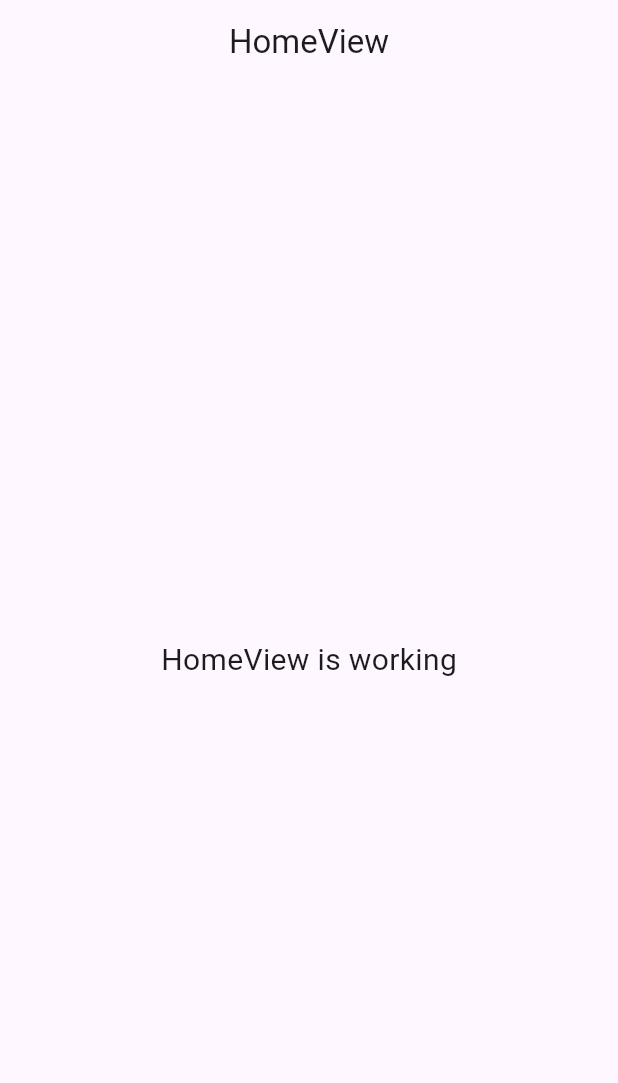
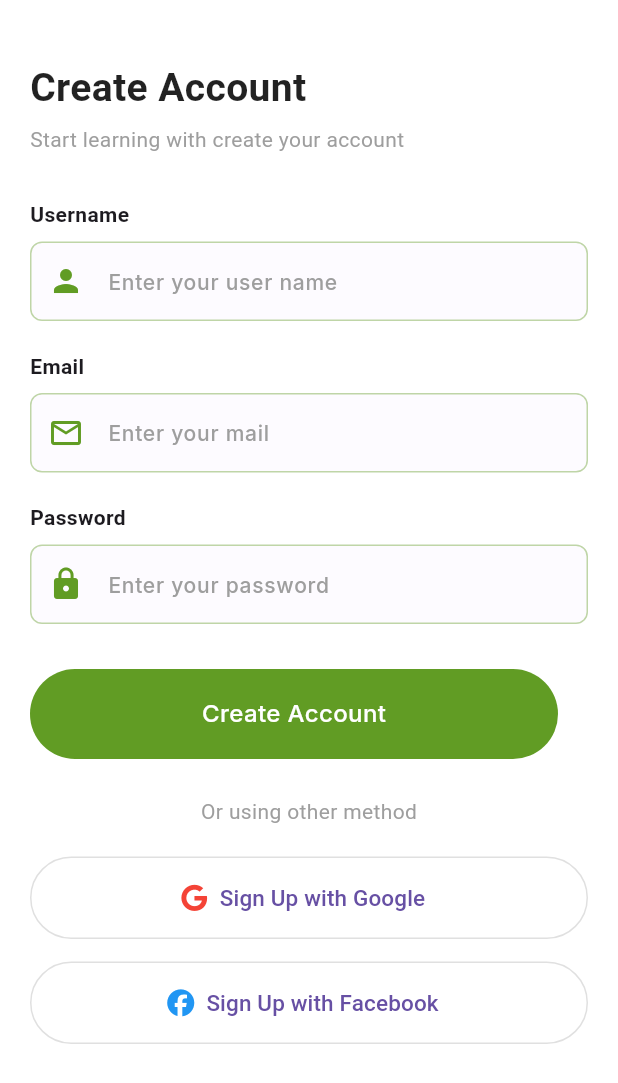
Before and after one commit to Shaown292/oyato_food, a Flutter app: the screen it shows after launch, on a phone screen of 412 x 824 dp. Shown: the top 1083 px of the screen. Run offline on Flutter 3.47's test engine with Material 3 defaults, Android fonts, the phone set to English and light mode, and no system bars; our stand-ins replace font_awesome_flutter, get, google_fonts.

Commit message:
create account design done

```diff
--- a/lib/app/data/app_colors.dart
+++ b/lib/app/data/app_colors.dart
@@ -2,5 +2,6 @@ import 'package:flutter/material.dart';
 
 class AppColors {
 
-  static const primaryColor       = Color(0xFF943AE3);
+  static const primaryColor       = Color(0xFF619C24);
+  static const secondaryColor       = Color(0xFFFABB15);
 }
--- a/lib/app/data/app_text_style.dart
+++ b/lib/app/data/app_text_style.dart
@@ -1,10 +1,21 @@
 import 'package:flutter/material.dart';
 import 'package:google_fonts/google_fonts.dart';
+import 'package:oyato_food/app/data/app_colors.dart';
 
 class AppTextStyle {
-  static final textStyle12WhiteW500 = GoogleFonts.inter(
+  static final textStyle26SecondaryW500 = GoogleFonts.inter(
+    color: AppColors.secondaryColor,
+    fontSize: 26,
+    fontWeight: FontWeight.w500,
+  );
+  static final textStyle16WhiteW500 = GoogleFonts.inter(
     color: Colors.white,
-    fontSize: 12,
+    fontSize: 16,
+    fontWeight: FontWeight.w500,
+  );
+  static final textStyle12GreyW500 = GoogleFonts.inter(
+    color: Colors.grey,
+    fontSize: 14,
     fontWeight: FontWeight.w500,
   );
 }
--- a/lib/app/modules/dashboard/bindings/dashboard_binding.dart
+++ b/lib/app/modules/dashboard/bindings/dashboard_binding.dart
@@ -5,8 +5,6 @@ import '../controllers/dashboard_controller.dart';
 class DashboardBinding extends Bindings {
   @override
   void dependencies() {
-    Get.lazyPut<DashboardController>(
-      () => DashboardController(),
-    );
+    Get.put(DashboardController());
   }
 }
--- a/lib/app/modules/home/views/home_view.dart
+++ b/lib/app/modules/home/views/home_view.dart
@@ -15,7 +15,7 @@ class HomeView extends GetView<HomeController> {
       ),
       body: const Center(
         child: Text(
-          'HomeView is working',
+          'HomeView is',
           style: TextStyle(fontSize: 20),
         ),
       ),
--- /dev/null
+++ b/lib/app/modules/log_in/views/log_in_view.dart
@@ -0,0 +1,143 @@
+import 'package:flutter/material.dart';
+import 'package:font_awesome_flutter/font_awesome_flutter.dart';
+import 'package:get/get.dart';
+import 'package:oyato_food/app/data/app_colors.dart';
+import 'package:oyato_food/app/modules/log_in/controllers/log_in_controller.dart';
+import 'package:oyato_food/app/widgets/custom_text_field.dart';
+import 'package:oyato_food/app/widgets/primary_button.dart';
+
+class LogInView extends GetView<LogInController> {
+  const LogInView({super.key});
+
+  @override
+  Widget build(BuildContext context) {
+    return Scaffold(
+      backgroundColor: Colors.white,
+      body: SafeArea(
+        child: SingleChildScrollView(
+          padding: const EdgeInsets.all(20),
+          child: Column(
+            crossAxisAlignment: CrossAxisAlignment.start,
+            children: [
+              const SizedBox(height: 20),
+
+              // Title
+              const Text(
+                "Create Account",
+                style: TextStyle(
+                  fontSize: 26,
+                  fontWeight: FontWeight.bold,
+                  color: Colors.black87,
+                ),
+              ),
+              const SizedBox(height: 6),
+              Text(
+                "Start learning with create your account",
+                style: TextStyle(
+                  fontSize: 14,
+                  color: Colors.grey[500],
+                ),
+              ),
+              const SizedBox(height: 30),
+
+              // Username Field
+              const Text(
+                "Username",
+                style: TextStyle(fontWeight: FontWeight.w600, fontSize: 14),
+              ),
+              const SizedBox(height: 8),
+            CustomTextFormField(
+              prefixIcon: Icon(Icons.person, color: AppColors.primaryColor,),
+              hintText: "Enter your user name",
+            ),
+              const SizedBox(height: 20),
+
+              // Email Field
+              const Text(
+                "Email",
+                style: TextStyle(fontWeight: FontWeight.w600, fontSize: 14),
+              ),
+              const SizedBox(height: 8),
+             CustomTextFormField(
+               prefixIcon: Icon(Icons.mail_outline, color: AppColors.primaryColor,),
+               hintText: "Enter your mail",
+             ),
+              const SizedBox(height: 20),
+
+              // Password Field
+              const Text(
+                "Password",
+                style: TextStyle(fontWeight: FontWeight.w600, fontSize: 14),
+              ),
+              const SizedBox(height: 8),
+              CustomTextFormField(
+                prefixIcon: Icon(Icons.lock, color: AppColors.primaryColor,),
+                hintText: "Enter your password",
+              ),
+              const SizedBox(height: 30),
+
+              // Create Account Button
+           PrimaryButton(title: "Create Account", onTap: () {}),
+
+              const SizedBox(height: 25),
+
+              // Divider Text
+              Center(
+                child: Text(
+                  "Or using other method",
+                  style: TextStyle(
+                    fontSize: 14,
+                    color: Colors.grey[500],
+                  ),
+                ),
+              ),
+
+              const SizedBox(height: 20),
+
+              // Google Button
+              SizedBox(
+                width: double.infinity,
+                height: 55,
+                child: OutlinedButton.icon(
+                  style: OutlinedButton.styleFrom(
+                    shape: RoundedRectangleBorder(
+                      borderRadius: BorderRadius.circular(30),
+                    ),
+                    side: BorderSide(color: Colors.grey.shade300),
+                  ),
+                  icon: const FaIcon(FontAwesomeIcons.google, color: Colors.red),
+                  label: const Text(
+                    "Sign Up with Google",
+                    style: TextStyle(fontSize: 15, fontWeight: FontWeight.w500),
+                  ),
+                  onPressed: () {},
+                ),
+              ),
+              const SizedBox(height: 15),
+
+              // Facebook Button
+              SizedBox(
+                width: double.infinity,
+                height: 55,
+                child: OutlinedButton.icon(
+                  style: OutlinedButton.styleFrom(
+                    shape: RoundedRectangleBorder(
+                      borderRadius: BorderRadius.circular(30),
+                    ),
+                    side: BorderSide(color: Colors.grey.shade300),
+                  ),
+                  icon: const FaIcon(FontAwesomeIcons.facebook, color: Colors.blue),
+                  label: const Text(
+                    "Sign Up with Facebook",
+                    style: TextStyle(fontSize: 15, fontWeight: FontWeight.w500),
+                  ),
+                  onPressed: () {},
+                ),
+              ),
+            ],
+          ),
+        ),
+      ),
+    );
+  }
+}
--- a/lib/app/routes/app_routes.dart
+++ b/lib/app/routes/app_routes.dart
@@ -5,10 +5,14 @@ abstract class Routes {
   Routes._();
   static const HOME = _Paths.HOME;
   static const DASHBOARD = _Paths.DASHBOARD;
+  static const SPLASH_SCREEN = _Paths.SPLASH_SCREEN;
+  static const LOG_IN = _Paths.LOG_IN;
 }
 
 abstract class _Paths {
   _Paths._();
   static const HOME = '/home';
   static const DASHBOARD = '/dashboard';
+  static const SPLASH_SCREEN = '/splash-screen';
+  static const LOG_IN = '/log-in';
 }
--- a/lib/app/widgets/custom_text_field.dart
+++ b/lib/app/widgets/custom_text_field.dart
@@ -1,4 +1,5 @@
 import 'package:flutter/material.dart';
+import 'package:oyato_food/app/data/app_colors.dart';
 
 import '../data/app_text_style.dart';
 
@@ -28,8 +29,8 @@ class CustomTextFormField extends StatelessWidget {
     this.controller,
     this.fillColor,
     this.hintText,
-    this.focusBorderActive = false,
-    this.enableBorderActive = false,
+    this.focusBorderActive = true,
+    this.enableBorderActive = true,
     this.suffixIcon,
     this.iconOnTap,
     this.obsCureText = false,
@@ -52,7 +53,7 @@ class CustomTextFormField extends StatelessWidget {
     return InkWell(
       onTap: onTap,
       child: TextFormField(
-        style: textStyle ?? AppTextStyle.textStyle12WhiteW500,
+        style: textStyle ?? AppTextStyle.textStyle12GreyW500,
         controller: controller,
         obscureText: obsCureText,
         keyboardType: textInputType,
@@ -64,14 +65,14 @@ class CustomTextFormField extends StatelessWidget {
             border: inputBorder,
             fillColor: fillColor ?? const Color(0xFFFDFBFF),
             hintText: hintText ?? 'Enter text',
-            hintStyle: hintTextStyle ?? AppTextStyle.textStyle12WhiteW500 ,
-            prefix: prefixIcon,
+            hintStyle: hintTextStyle ?? AppTextStyle.textStyle12GreyW500 ,
+            prefixIcon: prefixIcon,
             suffixIcon: InkWell(
                 onTap: iconOnTap, child: suffixIcon ?? const SizedBox()),
             focusedBorder: focusBorderActive
                 ? OutlineInputBorder(
               borderSide: BorderSide(
-                color: const Color(0xFF635976).withOpacity(0.2),
+                color: AppColors.primaryColor.withOpacity(0.4),
               ),
               borderRadius: BorderRadius.circular(8.0),
             )
@@ -80,7 +81,7 @@ class CustomTextFormField extends StatelessWidget {
                 ? OutlineInputBorder(
               borderSide: BorderSide(
                 color: enableBorderActiveColor ??
-                    const Color(0xFF635976).withOpacity(0.2),
+                     AppColors.primaryColor.withOpacity(0.4),
               ),
               borderRadius: BorderRadius.circular(8.0),
             )
--- a/lib/app/widgets/primary_button.dart
+++ b/lib/app/widgets/primary_button.dart
@@ -38,17 +38,17 @@ class PrimaryButton extends StatelessWidget {
           horizontal: horizontalPadding ?? 0,
           vertical: verticalPadding ?? 0,
         ),
-        height: height ?? 80,
+        height: height ?? 60,
         width: width ?? MediaQuery.of(context).size.width - 60,
         decoration: BoxDecoration(
-          borderRadius: BorderRadius.circular(radius ?? 6),
-          color: color ?? Colors.greenAccent,
+          borderRadius: BorderRadius.circular(radius ?? 30),
+          color: color ?? AppColors.primaryColor,
           border: Border.all(color: borderColor ?? Colors.transparent),
         ),
         child: Center(
           child: Text(
             title,
-            style: textStyle ?? AppTextStyle.textStyle12WhiteW500,
+            style: textStyle ?? AppTextStyle.textStyle16WhiteW500,
           ),
         ),
       ),
--- a/pubspec.yaml
+++ b/pubspec.yaml
@@ -19,7 +19,7 @@ publish_to: 'none' # Remove this line if you wish to publish to pub.dev
 version: 1.0.0+1
 
 environment:
-  sdk: ^3.8.1
+  sdk: ">=3.8.1 <4.0.0"
 
 # Dependencies specify other packages that your package needs in order to work.
 # To automatically upgrade your package dependencies to the latest versions
@@ -36,6 +36,7 @@ dependencies:
   cupertino_icons: ^1.0.8
   get: ^4.7.2
   google_fonts: ^6.3.0
+  font_awesome_flutter: ^10.10.0
 
 dev_dependencies:
   flutter_test:
```
Also changed, not shown: lib/app/modules/log_in/bindings/log_in_binding.dart (added, +12 -0 lines), lib/app/modules/log_in/controllers/log_in_controller.dart (added, +23 -0 lines), lib/app/modules/splash_screen/bindings/splash_screen_binding.dart (added, +11 -0 lines), lib/app/modules/splash_screen/controllers/splash_screen_controller.dart (added, +31 -0 lines), lib/app/modules/splash_screen/views/splash_screen_view.dart (added, +76 -0 lines), lib/app/routes/app_pages.dart (+15 -1 lines), pubspec.lock, 5 other files.
